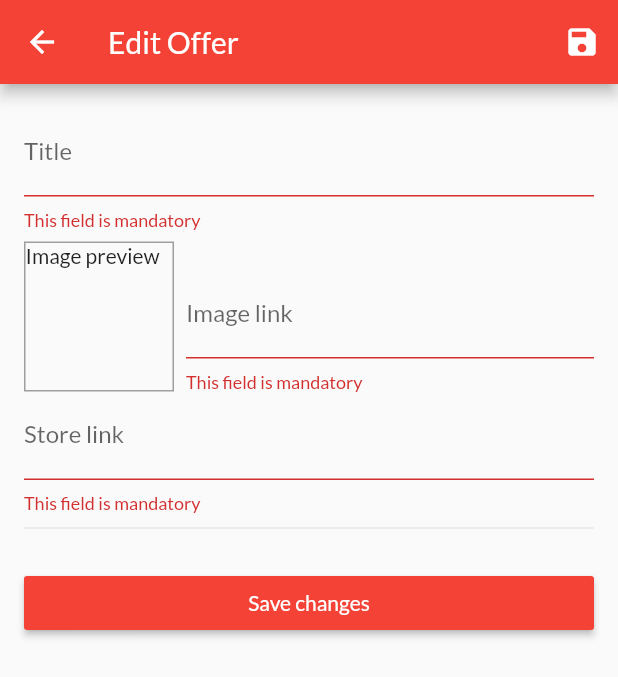
After one commit to githussein/wafar-coupons, a Flutter app: the EditOfferScreen screen opened by its route, after a tap on "Save changes", on a phone screen of 412 x 824 dp. The commit adds this screen. Shown: the top 677 px of the screen. Run offline on Flutter 3.47's test engine with Material 2 defaults, Android fonts, the phone set to English and light mode, and no system bars; our stand-ins replace carousel_slider; network calls fail.

Commit message:
Manage offers with Firebase

```diff
--- a/lib/main.dart
+++ b/lib/main.dart
@@ -2,6 +2,8 @@ import 'package:flutter/material.dart';
 import 'package:provider/provider.dart';
 import 'package:wafar_cash/providers/OffersProvider.dart';
 import 'package:wafar_cash/screens/edit_coupon_screen.dart';
+import 'package:wafar_cash/screens/edit_offer_screen.dart';
+import 'package:wafar_cash/screens/manage_offers_screen.dart';
 
 import './screens/coupons_overview_screen.dart';
 import './screens/coupon_detail_screen.dart';
@@ -33,6 +35,8 @@ class MyApp extends StatelessWidget {
           CouponDetailScreen.routeName: (ctx) => CouponDetailScreen(),
           ManageCouponsScreen.routeName: (ctx) => ManageCouponsScreen(),
           EditCouponScreen.routeName: (ctx) => EditCouponScreen(),
+          ManageOffersScreen.routeName: (ctx) => ManageOffersScreen(),
+          EditOfferScreen.routeName: (ctx) => EditOfferScreen(),
         },
       ),
     );
--- a/lib/providers/Offer.dart
+++ b/lib/providers/Offer.dart
@@ -2,8 +2,13 @@ import 'package:flutter/cupertino.dart';
 
 class Offer {
   final String id;
+  final String title;
   final String imageUrl;
   final String link;
 
-  Offer({@required this.id, @required this.imageUrl, @required this.link});
+  Offer(
+      {@required this.id,
+      @required this.title,
+      @required this.imageUrl,
+      @required this.link});
 }
--- a/lib/providers/OffersProvider.dart
+++ b/lib/providers/OffersProvider.dart
@@ -1,31 +1,136 @@
 import 'package:flutter/cupertino.dart';
+import 'package:http/http.dart' as http;
+import 'dart:convert';
+
 import 'Offer.dart';
+import '../models/http_exception.dart';
 
 class OffersProvider with ChangeNotifier {
-  //A list of pre-loaded coupons
+  //A list of pre-loaded offers
   List<Offer> _offersItems = [
     Offer(
         id: "o1",
+        title: "o1",
         imageUrl:
             "https://image.shutterstock.com/image-vector/summer-sale-template-banner-vector-260nw-656471581.jpg",
         link: "https://islamway.net"),
     Offer(
         id: "o2",
+        title: "o1",
         imageUrl:
             "https://cdn3.vectorstock.com/i/1000x1000/93/42/biggest-sale-offers-and-discount-banner-template-vector-14299342.jpg",
         link: "https://islamway.net"),
     Offer(
         id: "o3",
+        title: "o1",
         imageUrl:
             "https://media.istockphoto.com/vectors/flash-sale-banner-lightning-sales-poster-fast-offer-discount-and-only-vector-id1145641382",
         link: "https://islamway.net"),
   ];
 
   List<Offer> get items {
-    return [..._offersItems];
+    return [..._offersItems]; //return a copy not the reference
   }
 
   Offer findById(String id) {
     return items.firstWhere((offer) => offer.id == id);
   }
+
+  Future<void> addOffer(Offer offer) async {
+    //Send data to the server
+    final url = Uri.parse(
+        'https://wafar-cash-demo-default-rtdb.europe-west1.firebasedatabase.app/offers.json');
+    try {
+      final response = await http.post(
+        url,
+        body: json.encode({
+          'title': offer.title,
+          'imageUrl': offer.imageUrl,
+          'link': offer.link,
+        }),
+      );
+      //This will only runs after the previous block
+      //It is invisibly wrapped in a "then" block
+      final newOffer = Offer(
+          //Use the unique id generated by Flutter
+          id: json.decode(response.body)['name'], //A unique id from Firebase
+          title: offer.title,
+          imageUrl: offer.imageUrl,
+          link: offer.link);
+      //add the offer to the local list on top
+      _offersItems.insert(0, newOffer);
+      notifyListeners();
+    } catch (error) {
+      throw error;
+    }
+  }
+
+  Future<void> updateOffer(String id, Offer newOffer) async {
+    final url = Uri.parse(
+        'https://wafar-cash-demo-default-rtdb.europe-west1.firebasedatabase.app/offers/$id.json');
+    final offerIndex = _offersItems.indexWhere((offer) => offer.id == id);
+
+    if (offerIndex >= 0) {
+      try {
+        await http.patch(url,
+            body: json.encode({
+              'title': newOffer.title,
+              'imageUrl': newOffer.imageUrl,
+              'link': newOffer.link,
+            }));
+      } catch (error) {
+        throw error;
+      }
+
+      _offersItems[offerIndex] = newOffer;
+      notifyListeners();
+    }
+  }
+
+  Future<void> deleteOffer(String id) async {
+    final url = Uri.parse(
+        'https://wafar-cash-demo-default-rtdb.europe-west1.firebasedatabase.app/offers/$id.json');
+
+    //perform Optimistic Updating
+    final existingOfferIndex =
+        _offersItems.indexWhere((offer) => offer.id == id);
+    var existingOffer = _offersItems[existingOfferIndex]; //store a copy
+    _offersItems.removeAt(existingOfferIndex); //immediately delete
+    notifyListeners();
+
+    //Delete on the server and check errors
+    final response = await http.delete(url);
+
+    if (response.statusCode >= 400) {
+      _offersItems.insert(existingOfferIndex, existingOffer);
+      notifyListeners();
+      throw HttpException('Could not delete offer'); //return
+    }
+
+    //if no problems occurred
+    existingOffer = null; //remove it from memory
+  }
+
+  Future<void> fetchOffers() async {
+    final url = Uri.parse(
+        'https://wafar-cash-demo-default-rtdb.europe-west1.firebasedatabase.app/offers.json');
+    try {
+      final response = await http.get(url);
+      final extractedData = json.decode(response.body) as Map<String, dynamic>;
+      final List<Offer> loadedOffersList = [];
+
+      extractedData.forEach((offerId, offerData) {
+        loadedOffersList.add(Offer(
+          id: offerId,
+          title: offerData['title'],
+          imageUrl: offerData['imageUrl'],
+          link: offerData['link'],
+        ));
+      });
+      _offersItems = loadedOffersList;
+      notifyListeners();
+    } catch (error) {
+      throw (error);
+    }
+  }
 }
--- /dev/null
+++ b/lib/screens/edit_offer_screen.dart
@@ -0,0 +1,271 @@
+import 'package:flutter/material.dart';
+import 'package:provider/provider.dart';
+
+import '../providers/Offer.dart';
+import '../providers/OffersProvider.dart';
+
+class EditOfferScreen extends StatefulWidget {
+  static const routeName = '/edit-offer';
+
+  @override
+  _EditOfferScreenState createState() => _EditOfferScreenState();
+}
+
+class _EditOfferScreenState extends State<EditOfferScreen> {
+  final _codeFocusNode = FocusNode();
+  final _storeLinkFocusNode = FocusNode();
+  final _descriptionFocusNode = FocusNode();
+  final _imageLinkController = TextEditingController();
+  final _imageLinkFocusNode = FocusNode();
+  final _formKey = GlobalKey<FormState>();
+  var _editedOffer = Offer(
+    id: null,
+    title: '',
+    imageUrl: '',
+    link: '',
+  );
+  var _initValues = {
+    'title': '',
+    'imageUrl': '',
+    'link': '',
+  };
+  var _isInit = true;
+  var _isLoading = false;
+
+  @override
+  void didChangeDependencies() {
+    if (_isInit) {
+      final offerId = ModalRoute.of(context).settings.arguments as String;
+      if (offerId != null) {
+        _editedOffer = Provider.of<OffersProvider>(context, listen: false)
+            .findById(offerId);
+        _initValues = {
+          'title': _editedOffer.title,
+          'imageUrl': '',
+          'link': _editedOffer.link,
+        };
+        _imageLinkController.text = _editedOffer.imageUrl;
+      }
+    }
+    _isInit = false;
+    super.didChangeDependencies();
+  }
+
+  @override
+  void initState() {
+    _imageLinkFocusNode.addListener(_updateImageLink);
+    super.initState();
+  }
+
+  void _updateImageLink() {
+    if (!_imageLinkFocusNode.hasFocus) {
+      setState(() {});
+    }
+  }
+
+  @override
+  void dispose() {
+    _imageLinkFocusNode.removeListener(_updateImageLink);
+    _codeFocusNode.dispose();
+    _storeLinkFocusNode.dispose();
+    _descriptionFocusNode.dispose();
+    _imageLinkController.dispose();
+    _imageLinkFocusNode.dispose();
+    super.dispose();
+  }
+
+  Future<void> _saveForm() async {
+    if (_formKey.currentState.validate()) {
+      //all fields are filled
+      _formKey.currentState.save(); //execute every onSaved function
+
+      //to show loading indicator
+      setState(() {
+        _isLoading = true;
+      });
+
+      //check weather to edit or add a new coupon
+      if (_editedOffer.id != null) {
+        try {
+          //update provider
+          await Provider.of<OffersProvider>(context, listen: false)
+              .updateOffer(_editedOffer.id, _editedOffer);
+        } catch (error) {
+          await showDialog(
+              context: context,
+              builder: (ctx) => AlertDialog(
+                    title: Text('Error'),
+                    content: Text('Please check your internet connection.'),
+                    actions: [
+                      MaterialButton(
+                          child: Text('Okay'),
+                          onPressed: () {
+                            Navigator.of(context).pop();
+                          })
+                    ],
+                  ));
+        }
+      } else {
+        try {
+          //update provider
+          await Provider.of<OffersProvider>(context, listen: false)
+              .addOffer(_editedOffer);
+        } catch (error) {
+          await showDialog(
+              context: context,
+              builder: (ctx) => AlertDialog(
+                    title: Text('Error'),
+                    content: Text('Please check your internet connection.'),
+                    actions: [
+                      MaterialButton(
+                          child: Text('Okay'),
+                          onPressed: () {
+                            Navigator.of(context).pop();
+                          })
+                    ],
+                  ));
+        }
+      }
+
+      setState(() {
+        _isLoading = true;
+      });
+      Navigator.of(context).pop();
+    }
+  }
+
+  @override
+  Widget build(BuildContext context) {
+    return Scaffold(
+      appBar: AppBar(
+        title: Text('Edit Offer'),
+        actions: [
+          IconButton(
+            icon: Icon(Icons.save),
+            onPressed: () {
+              _saveForm();
+            },
+          )
+        ],
+      ),
+      body: _isLoading
+          ? Center(child: CircularProgressIndicator())
+          : Padding(
+              padding: const EdgeInsets.all(16.0),
+              child: Form(
+                key: _formKey,
+                child: SingleChildScrollView(
+                  child: Column(
+                    children: [
+                      TextFormField(
+                        initialValue: _initValues['title'],
+                        decoration: InputDecoration(labelText: 'Title'),
+                        textInputAction: TextInputAction.next,
+                        onFieldSubmitted: (_) {
+                          FocusScope.of(context).requestFocus(_codeFocusNode);
+                        },
+                        validator: (value) {
+                          if (value.isEmpty) {
+                            return 'This field is mandatory';
+                          } else {
+                            return null;
+                          }
+                        },
+                        onSaved: (value) {
+                          _editedOffer = Offer(
+                              id: _editedOffer.id,
+                              title: value,
+                              imageUrl: _editedOffer.imageUrl,
+                              link: _editedOffer.link);
+                        },
+                      ),
+                      Row(
+                        crossAxisAlignment: CrossAxisAlignment.end,
+                        children: [
+                          Container(
+                            width: 100,
+                            height: 100,
+                            margin: EdgeInsets.only(top: 8, right: 8),
+                            decoration: BoxDecoration(
+                              border: Border.all(width: 1, color: Colors.grey),
+                            ),
+                            child: _imageLinkController.text.isEmpty
+                                ? Text('Image preview')
+                                : FittedBox(
+                                    child: Image.network(
+                                        _imageLinkController.text),
+                                    fit: BoxFit.cover,
+                                  ),
+                          ),
+                          Expanded(
+                            child: TextFormField(
+                              // initialValue: _initValues['imageUrl'],
+                              decoration:
+                                  InputDecoration(labelText: 'Image link'),
+                              keyboardType: TextInputType.url,
+                              textInputAction: TextInputAction.next,
+                              controller: _imageLinkController,
+                              focusNode: _imageLinkFocusNode,
+                              onFieldSubmitted: (_) {
+                                FocusScope.of(context)
+                                    .requestFocus(_storeLinkFocusNode);
+                              },
+                              validator: (value) {
+                                if (value.isEmpty) {
+                                  return 'This field is mandatory';
+                                } else {
+                                  return null;
+                                }
+                              },
+                              onSaved: (value) {
+                                _editedOffer = Offer(
+                                    id: _editedOffer.id,
+                                    title: _editedOffer.title,
+                                    imageUrl: value,
+                                    link: _editedOffer.link);
+                              },
+                            ),
+                          ),
+                        ],
+                      ),
+                      TextFormField(
+                        initialValue: _initValues['link'],
+                        decoration: InputDecoration(labelText: 'Store link'),
+                        textInputAction: TextInputAction.done,
+                        keyboardType: TextInputType.url,
+                        focusNode: _storeLinkFocusNode,
+                        validator: (value) {
+                          if (value.isEmpty) {
+                            return 'This field is mandatory';
+                          } else {
+                            return null;
+                          }
+                        },
+                        onSaved: (value) {
+                          _editedOffer = Offer(
+                              id: _editedOffer.id,
+                              title: _editedOffer.title,
+                              imageUrl: _editedOffer.imageUrl,
+                              link: value);
+                        },
+                      ),
+                      Divider(height: 20),
+                      Container(
+                          padding: EdgeInsets.symmetric(vertical: 16.0),
+                          width: MediaQuery.of(context).size.width,
+                          child: MaterialButton(
+                            onPressed: () {
+                              _saveForm();
+                            },
+                            color: Theme.of(context).primaryColor,
+                            child: Text("Save changes",
+                                style: TextStyle(color: Colors.white)),
+                          ))
+                    ],
+                  ),
+                ),
+              ),
+            ),
+    );
+  }
+}
--- a/lib/widgets/app_drawer.dart
+++ b/lib/widgets/app_drawer.dart
@@ -1,5 +1,7 @@
 import 'package:flutter/material.dart';
-import 'package:wafar_cash/screens/manage_coupons_screen.dart';
+
+import '../screens/manage_coupons_screen.dart';
+import '../screens/manage_offers_screen.dart';
 
 class AppDrawer extends StatelessWidget {
   @override
@@ -41,6 +43,14 @@ class AppDrawer extends StatelessWidget {
                 .pushReplacementNamed(ManageCouponsScreen.routeName);
           },
         ),
+        ListTile(
+          leading: Icon(Icons.edit),
+          title: Text('Manage Offers'),
+          onTap: () {
+            Navigator.of(context)
+                .pushReplacementNamed(ManageOffersScreen.routeName);
+          },
+        ),
       ],
     ));
   }
--- a/lib/widgets/banner_slider.widget.dart
+++ b/lib/widgets/banner_slider.widget.dart
@@ -1,6 +1,7 @@
 import 'package:flutter/material.dart';
 import 'package:provider/provider.dart';
 import 'package:carousel_slider/carousel_slider.dart';
+import 'package:url_launcher/url_launcher.dart';
 
 import '../providers/OffersProvider.dart';
 
@@ -229,14 +230,21 @@ class BannerSlider extends StatelessWidget {
       items: offers.map((offerInstance) {
         return Builder(
           builder: (BuildContext context) {
-            return Container(
+            return InkWell(
+              onTap: () async {
+                await canLaunch(offerInstance.link)
+                    ? await launch(offerInstance.link)
+                    : throw 'Could not launch ';
+              },
+              child: Container(
                   width: MediaQuery.of(context).size.width,
                   margin: EdgeInsets.symmetric(horizontal: 10.0),
                   // decoration: BoxDecoration(color: Colors.amber),
                   child: Image.network(
                     offerInstance.imageUrl,
                     fit: BoxFit.cover,
-                ));
+                  )),
+            );
           },
         );
       }).toList(),
```
Also changed, not shown: lib/screens/coupon_detail_screen.dart (+36 -36 lines), lib/screens/manage_offers_screen.dart (added, +56 -0 lines), lib/widgets/admin_offer_item.dart (added, +76 -0 lines). Lines whose indentation alone changed are shown as unchanged.
